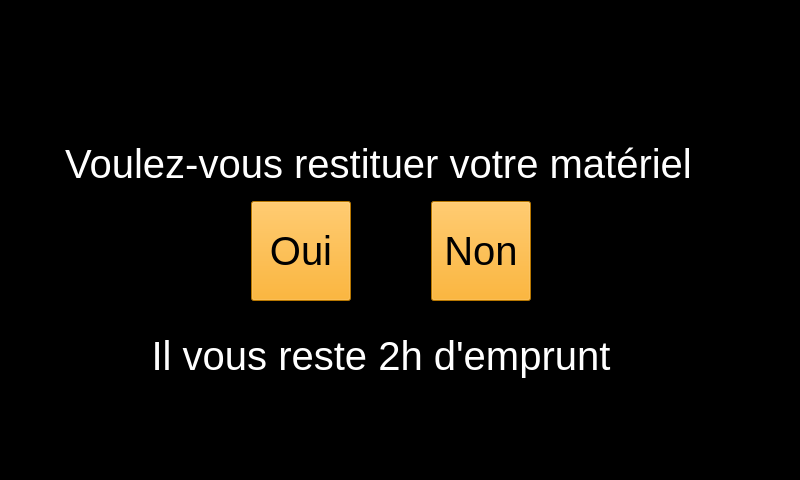
MoquereauClement/TravailProjet, file CasierConnectees/gestionnairecasier.ui: the form before one commit.
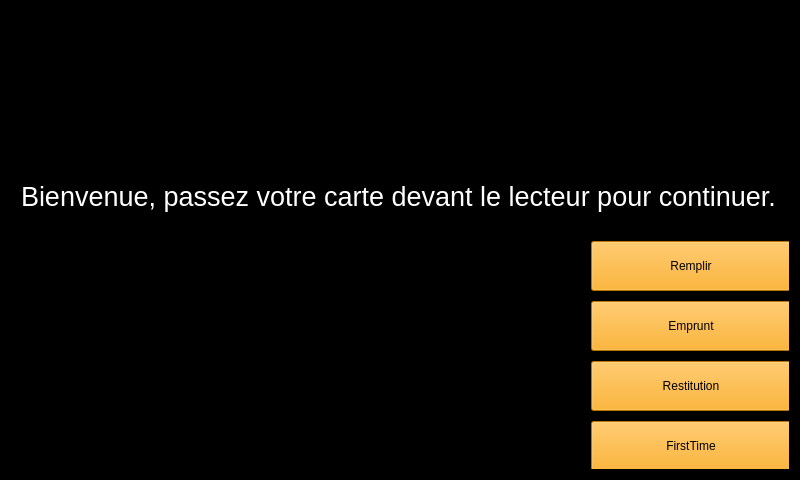
The form after the commit. The open tabs and pages were chosen to show the change. Icons and pictures are not drawn.

What changed in the file:
```diff
--- a/CasierConnectees/gestionnairecasier.ui
+++ b/CasierConnectees/gestionnairecasier.ui
@@ -47,8 +47,129 @@
      <property name="currentIndex">
       <number>2</number>
      </property>
-     <widget class="QWidget" name="Emprunt">
+     <widget class="QWidget" name="Admin">
+      <widget class="QLabel" name="label_Image5">
+       <property name="enabled">
+        <bool>true</bool>
+       </property>
+       <property name="geometry">
+        <rect>
+         <x>10</x>
+         <y>10</y>
+         <width>201</width>
+         <height>101</height>
+        </rect>
+       </property>
+       <property name="autoFillBackground">
+        <bool>false</bool>
+       </property>
+       <property name="styleSheet">
+        <string notr="true"/>
+       </property>
+       <property name="inputMethodHints">
+        <set>Qt::ImhNone</set>
+       </property>
+       <property name="text">
+        <string/>
+       </property>
+       <property name="textFormat">
+        <enum>Qt::AutoText</enum>
+       </property>
+       <property name="scaledContents">
+        <bool>true</bool>
+       </property>
+       <property name="alignment">
+        <set>Qt::AlignHCenter|Qt::AlignTop</set>
+       </property>
+      </widget>
+      <widget class="QPushButton" name="pushButton_RedirectionEmprunt">
+       <property name="geometry">
+        <rect>
+         <x>580</x>
+         <y>290</y>
+         <width>200</width>
+         <height>50</height>
+        </rect>
+       </property>
+       <property name="styleSheet">
+        <string notr="true">background-color:orange; color:bl;</string>
+       </property>
+       <property name="text">
+        <string>Emprunt</string>
+       </property>
+      </widget>
+      <widget class="QPushButton" name="pushButton_RedirectionRestitution">
+       <property name="geometry">
+        <rect>
+         <x>580</x>
+         <y>350</y>
+         <width>200</width>
+         <height>50</height>
+        </rect>
+       </property>
+       <property name="styleSheet">
+        <string notr="true">background-color:orange; color:bl;</string>
+       </property>
+       <property name="text">
+        <string>Restitution</string>
+       </property>
+      </widget>
+      <widget class="QPushButton" name="pushButton_RedirectionFirstTime">
+       <property name="geometry">
+        <rect>
+         <x>580</x>
+         <y>410</y>
+         <width>200</width>
+         <height>50</height>
+        </rect>
+       </property>
+       <property name="styleSheet">
+        <string notr="true">background-color:orange; color:bl;</string>
+       </property>
+       <property name="text">
+        <string>FirstTime</string>
+       </property>
+      </widget>
+      <widget class="QPushButton" name="pushButton_RedirectionRemplir">
+       <property name="geometry">
+        <rect>
+         <x>580</x>
+         <y>230</y>
+         <width>200</width>
+         <height>50</height>
+        </rect>
+       </property>
+       <property name="styleSheet">
+        <string notr="true">background-color:orange; color:bl;</string>
+       </property>
+       <property name="text">
+        <string>Remplir</string>
+       </property>
+      </widget>
       <widget class="QLabel" name="label">
+       <property name="geometry">
+        <rect>
+         <x>10</x>
+         <y>170</y>
+         <width>770</width>
+         <height>31</height>
+        </rect>
+       </property>
+       <property name="font">
+        <font>
+         <pointsize>20</pointsize>
+        </font>
+       </property>
+       <property name="styleSheet">
+        <string notr="true">color:white;</string>
+       </property>
+       <property name="text">
+        <string>Bienvenue, passez votre carte devant le lecteur pour continuer.</string>
+       </property>
+      </widget>
+     </widget>
+     <widget class="QWidget" name="Emprunt">
+      <widget class="QLabel" name="label_Image1">
        <property name="enabled">
         <bool>true</bool>
        </property>
```
Left out of the diff: 75 changed lines with no effect on the pictures.
